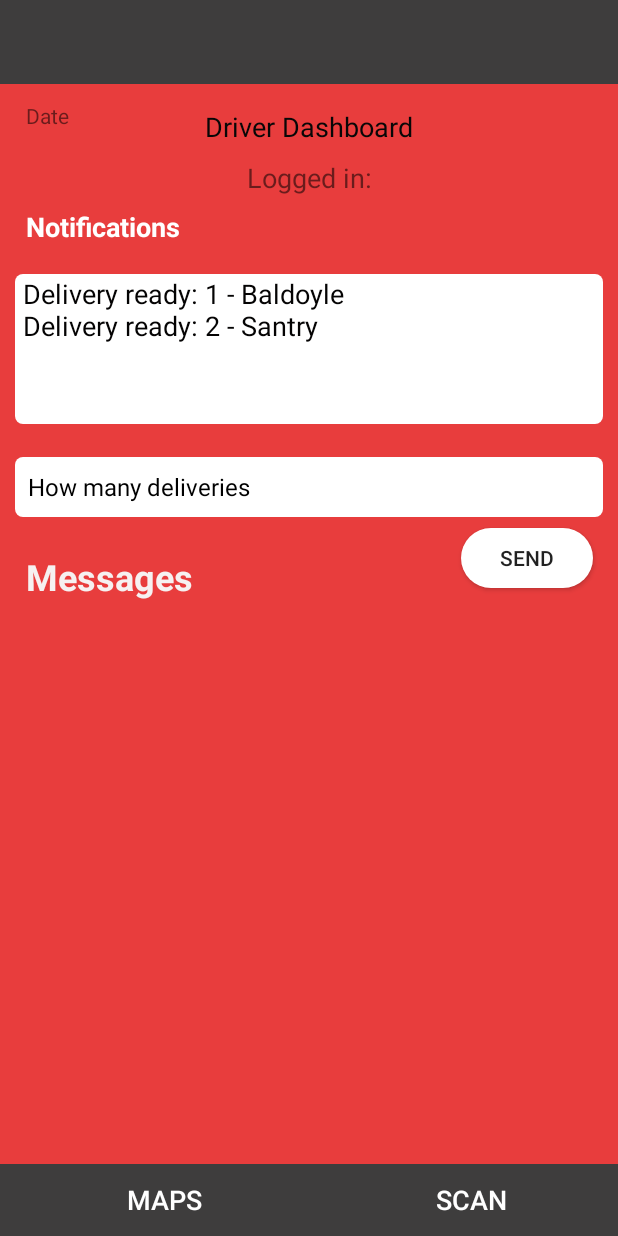
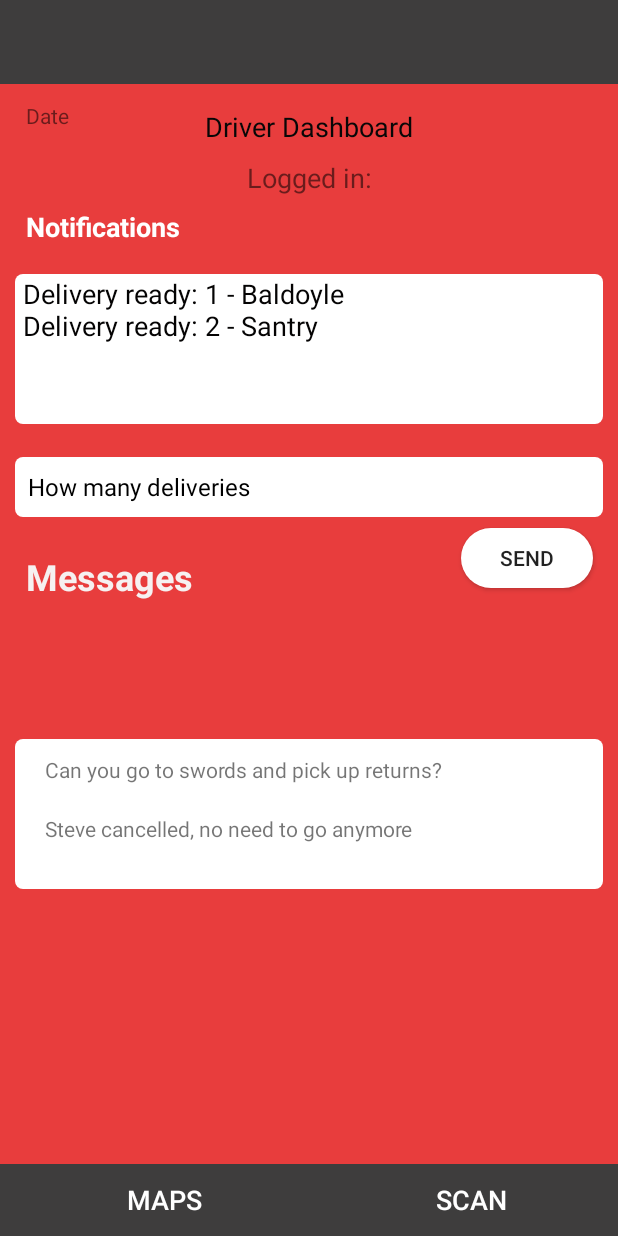
Before and after one commit to Keithoh92/DriverManagementApp, an Android app: the screen it shows after launch (DriverDashboard), on a phone screen of 412 x 824 dp. Run offline under Robolectric (Android 15) with nearby library versions, the phone set to English and light mode, and no system bars.

Commit message:
Implemented recyclerview for messages

```diff
--- a/app/build.gradle
+++ b/app/build.gradle
@@ -27,6 +27,7 @@ dependencies {
     implementation 'androidx.appcompat:appcompat:1.2.0'
     implementation 'androidx.constraintlayout:constraintlayout:2.0.2'
     implementation 'com.google.android.material:material:1.2.1'
+    implementation 'androidx.recyclerview:recyclerview:1.1.0'
     testImplementation 'junit:junit:4.12'
     androidTestImplementation 'androidx.test.ext:junit:1.1.2'
     androidTestImplementation 'androidx.test.espresso:espresso-core:3.3.0'
--- a/app/src/main/java/com/example/drivermanagement/DriverDashboard.java
+++ b/app/src/main/java/com/example/drivermanagement/DriverDashboard.java
@@ -1,6 +1,8 @@
 package com.example.drivermanagement;
 
 import androidx.appcompat.app.AppCompatActivity;
+import androidx.recyclerview.widget.LinearLayoutManager;
+import androidx.recyclerview.widget.RecyclerView;
 
 import android.os.Bundle;
 import android.view.View;
@@ -9,15 +11,22 @@ import android.widget.ArrayAdapter;
 import android.widget.Spinner;
 import android.widget.Toast;
 
-public class DriverDashboard extends AppCompatActivity {
+import java.util.ArrayList;
+
+public class DriverDashboard extends AppCompatActivity implements RecyclerViewAdapter.ItemClickListener{
 
     String[] driverNotifications;
+    RecyclerViewAdapter recycleAdapter;
 
     @Override
     protected void onCreate(Bundle savedInstanceState) {
         super.onCreate(savedInstanceState);
         setContentView(R.layout.activity_driver_dashboard);
         driverNotifications = getResources().getStringArray(R.array.driver_notifications);
+
+        ArrayList<String> message_arr = new ArrayList<>();
+        message_arr.add("Can you go to swords and pick up returns?");
+        message_arr.add("Steve cancelled, no need to go anymore");
 
         ArrayAdapter adapter = new ArrayAdapter<String>(this, R.layout.support_simple_spinner_dropdown_item, driverNotifications);
         adapter.setDropDownViewResource(R.layout.support_simple_spinner_dropdown_item);
@@ -36,5 +45,16 @@ public class DriverDashboard extends AppCompatActivity {
 
             }
         });
+
+        // set up the RecyclerView
+        RecyclerView recyclerView = findViewById(R.id.recyclerview);
+        recyclerView.setLayoutManager(new LinearLayoutManager(this));
+        recycleAdapter = new RecyclerViewAdapter(message_arr);
+        recycleAdapter.setClickListener(this);
+        recyclerView.setAdapter(recycleAdapter);
+    }
+
+    @Override
+    public void onItemClick(View view, int position) {
     }
 }
--- /dev/null
+++ b/app/src/main/java/com/example/drivermanagement/RecyclerViewAdapter.java
@@ -0,0 +1,79 @@
+package com.example.drivermanagement;
+
+import android.view.LayoutInflater;
+import android.view.View;
+import android.view.ViewGroup;
+import android.widget.TextView;
+
+import androidx.recyclerview.widget.RecyclerView;
+
+import java.util.List;
+
+public class RecyclerViewAdapter extends RecyclerView.Adapter<RecyclerViewAdapter.ViewHolder> {
+
+    private List<String> mData;
+    private ItemClickListener mClickListener;
+
+
+
+    public class ViewHolder extends RecyclerView.ViewHolder{
+        TextView myTextView;
+
+        ViewHolder(View v) {
+            super(v);
+            itemView.setOnClickListener(new View.OnClickListener() {
+                @Override
+                public void onClick(View v) {
+                    if (mClickListener != null) mClickListener.onItemClick(v, getAdapterPosition());
+                }
+            });
+
+            myTextView = v.findViewById(R.id.recycle_textview);
+        }
+    }
+    RecyclerViewAdapter(List<String> data) {
+        this.mData = data;
+    }
+
+    // Create new views (invoked by the layout manager)
+    @Override
+    public ViewHolder onCreateViewHolder(ViewGroup parent, int viewType) {
+
+        // create a new view
+        View view = LayoutInflater.from(parent.getContext())
+                .inflate(R.layout.recyclerview_row, parent, false);
+        return new ViewHolder(view); //create instance of above inner class (ViewHolder)
+    }
+
+    // Replace the contents of a view (invoked by the layout manager)
+    @Override
+    public void onBindViewHolder(ViewHolder holder, int position) {
+        // - get element from your dataset at this position
+        // - replace the contents of the view with that element
+        holder.myTextView.setText(mData.get(position));
+    }
+
+    // Return the size of your dataset (invoked by the layout manager)
+    @Override
+    public int getItemCount() {
+        return mData.size();
+    }
+
+
+    // convenience method for getting data at click position
+    String getItem(int id) {
+        return mData.get(id);
+    }
+
+    // allows clicks events to be caught
+    void setClickListener(ItemClickListener itemClickListener) {
+        this.mClickListener = itemClickListener;
+    }
+
+    // parent activity will implement this method to respond to click events
+    public interface ItemClickListener {
+        void onItemClick(View view, int position);
+    }
+
+
+}
--- a/app/src/main/res/layout/activity_driver_dashboard.xml
+++ b/app/src/main/res/layout/activity_driver_dashboard.xml
@@ -167,4 +167,19 @@
         app:layout_constraintStart_toStartOf="@+id/textView4"
         app:layout_constraintTop_toBottomOf="@+id/notifications_driver_spinner" />
 
+    <androidx.recyclerview.widget.RecyclerView
+        android:id="@+id/recyclerview"
+        android:layout_width="match_parent"
+        android:layout_height="100dp"
+        android:layout_marginStart="10dp"
+        android:layout_marginLeft="10dp"
+        android:layout_marginEnd="10dp"
+        android:layout_marginRight="10dp"
+        android:layout_marginBottom="183dp"
+        android:background="@drawable/round_textview"
+        android:paddingLeft="10dp"
+        app:layout_constraintBottom_toTopOf="@+id/bottomNavigationView2"
+        app:layout_constraintEnd_toEndOf="parent"
+        app:layout_constraintStart_toStartOf="parent" />
+
 </androidx.constraintlayout.widget.ConstraintLayout>
--- /dev/null
+++ b/app/src/main/res/layout/recyclerview_row.xml
@@ -0,0 +1,14 @@
+<?xml version="1.0" encoding="utf-8"?>
+<LinearLayout
+    xmlns:android="http://schemas.android.com/apk/res/android"
+    android:layout_width="match_parent"
+    android:layout_height="wrap_content"
+    android:orientation="horizontal"
+    android:padding="10dp">
+
+    <TextView
+        android:id="@+id/recycle_textview"
+        android:layout_width="wrap_content"
+        android:layout_height="wrap_content"
+        android:text="TextView" />
+</LinearLayout>
```
